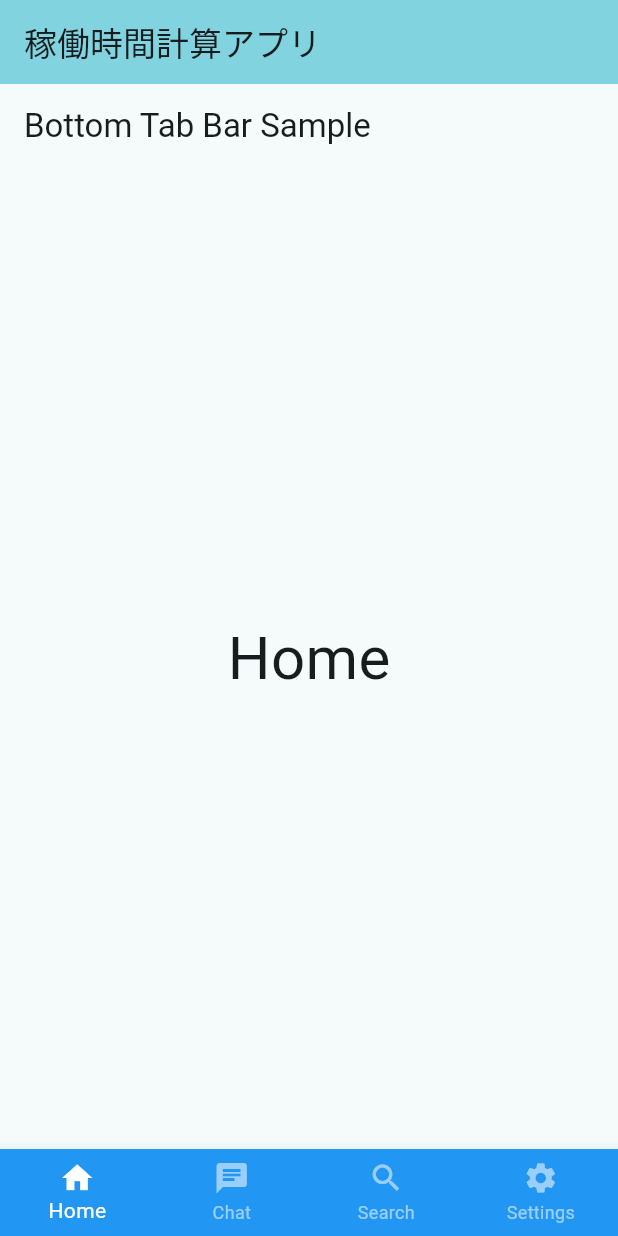
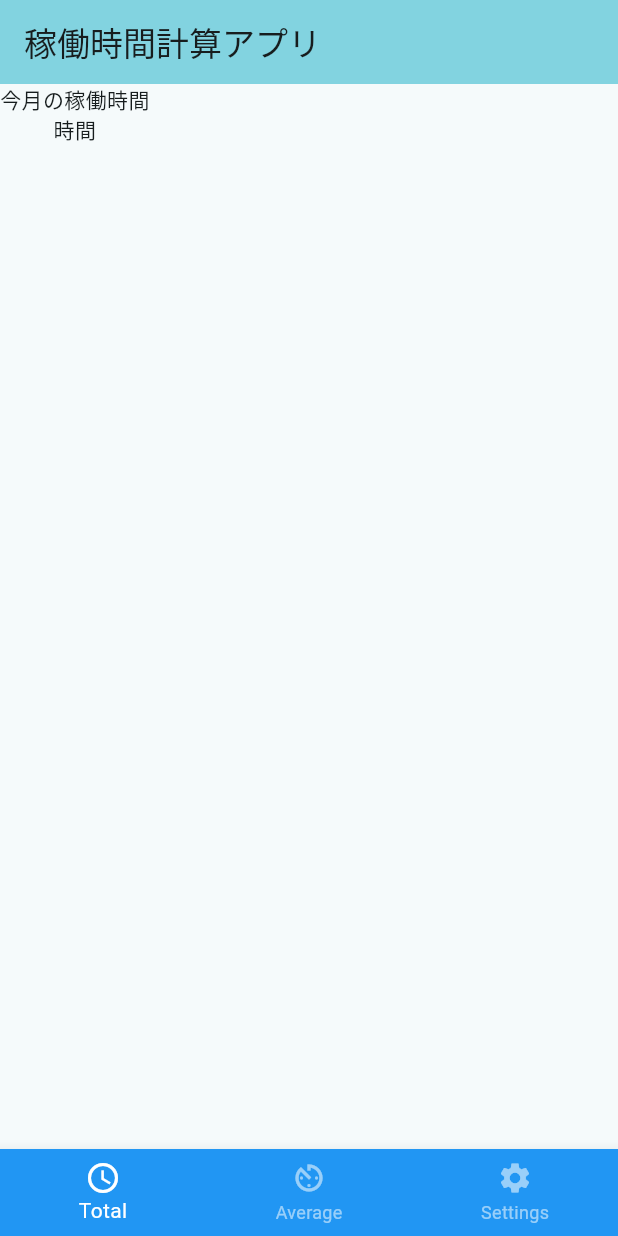
Before and after one commit to h-hiwatashi/working_hours, a Flutter app: the screen it shows after launch, on a phone screen of 412 x 824 dp. Run offline on Flutter 3.47's test engine with Material 3 defaults, Android fonts, the phone set to English and light mode, and no system bars; our stand-ins replace flutter_riverpod.

Commit message:
feat: 大枠を実装

```diff
--- /dev/null
+++ b/lib/utils/constants.dart
@@ -0,0 +1,36 @@
+import 'package:flutter/material.dart';
+
+/// シンプルなプリローダー
+const preloader =
+    Center(child: CircularProgressIndicator(color: Colors.orange));
+
+/// ちょっとした隙間を作るのに便利なウィジェット
+const formSpacer = SizedBox(width: 16, height: 16);
+
+/// フォームのパディング
+const formPadding = EdgeInsets.symmetric(vertical: 20, horizontal: 16);
+
+/// 予期せぬエラーが起きた際のエラーメッセージ
+const unexpectedErrorMessage = '予期せぬエラーが起きました';
+
+/// Snackbarを楽に表示させるための拡張メソッド
+extension ShowSnackBar on BuildContext {
+  /// 標準的なSnackbarを表示
+  void showSnackBar({
+    required String message,
+    Color backgroundColor = Colors.white,
+  }) {
+    ScaffoldMessenger.of(this).showSnackBar(SnackBar(
+      content: Text(message),
+      backgroundColor: backgroundColor,
+    ));
+  }
+
+  /// エラーが起きた際のSnackbarを表示
+  void showErrorSnackBar({required String message}) {
+    showSnackBar(
+      message: message,
+      backgroundColor: Theme.of(this).colorScheme.error,
+    );
+  }
+}
--- /dev/null
+++ b/lib/utils/content.dart
@@ -0,0 +1,21 @@
+import 'package:flutter/material.dart';
+
+class Content extends StatelessWidget {
+  const Content({super.key,
+    required this.title,
+    required this.text,
+    this.color = const Color(0xFF2DBD3A),
+  });
+
+  final String title;
+  final String text;
+  final Color? color;
+
+  @override
+  Widget build(BuildContext context) {
+    return Column(children: [
+      Text(title),
+      Text(text),
+    ],);
+  }
+}
--- a/lib/views/this_month_page.dart
+++ b/lib/views/this_month_page.dart
@@ -1,18 +1,18 @@
 import 'package:flutter/material.dart';
+import 'package:working_hours/utils/content.dart';
 
-class TabSamplePage extends StatelessWidget {
+class ThisMonthPage extends StatelessWidget {
   final String pageName;
 
-  const TabSamplePage(this.pageName, {Key? key}) : super(key: key);
+  const ThisMonthPage(this.pageName, {Key? key}) : super(key: key);
+
+  static const _unitName = '時間';
+
 
   @override
   Widget build(BuildContext context) {
     return Scaffold(
-      body: Center(
-        child: Text(pageName,
-          style: const TextStyle(fontSize: 40),
-        ),
-      ),
+      body: Column(children: [Content(title: '今月の稼働時間',text:_unitName)]),
     );
   }
 }
--- a/lib/views/top_page.dart
+++ b/lib/views/top_page.dart
@@ -2,35 +2,33 @@ import 'package:flutter/material.dart';
 import 'package:flutter_riverpod/flutter_riverpod.dart';
 import 'package:working_hours/views/this_month_page.dart';
 
-final counterProvider = StateProvider((ref) => 0);
+final _tabProvider = StateProvider((ref) => 0);
 
 class TopPage extends ConsumerWidget {
    TopPage({Key? key}) : super(key: key);
 
   final _pages = [
-    const TabSamplePage('Home'),
-    const TabSamplePage('Chat'),
-    const TabSamplePage('Search'),
-    const TabSamplePage('Settings')
+    const ThisMonthPage('Total'),
+    const ThisMonthPage('Average'),
+    const ThisMonthPage('Settings')
   ];
 
   @override
   Widget build(BuildContext context, WidgetRef ref) {
     return Scaffold(
-      appBar: AppBar(
-        title: const Text("Bottom Tab Bar Sample"),
-      ),
-      body: _pages.elementAt(ref.watch(counterProvider)),
+      // appBar: AppBar(
+      //   title: const Text("Bottom Tab Bar Sample"),
+      // ),
+      body: _pages.elementAt(ref.watch(_tabProvider)),
       bottomNavigationBar: BottomNavigationBar(
         items: const [
-          BottomNavigationBarItem(icon: Icon(Icons.home), label: 'Home'),
-          BottomNavigationBarItem(icon: Icon(Icons.chat), label: 'Chat'),
-          BottomNavigationBarItem(icon: Icon(Icons.search), label: 'Search'),
+          BottomNavigationBarItem(icon: Icon(Icons.access_time_outlined), label: 'Total'),
+          BottomNavigationBarItem(icon: Icon(Icons.av_timer), label: 'Average'),
           BottomNavigationBarItem(icon: Icon(Icons.settings), label: 'Settings'),
         ],
-        currentIndex: ref.watch(counterProvider),
+        currentIndex: ref.watch(_tabProvider),
         onTap: (int index) {
-          ref.read(counterProvider);
+          ref.read(_tabProvider.notifier).state = index;
         },
         selectedItemColor: Colors.white,
         unselectedItemColor: Colors.white54,
```
